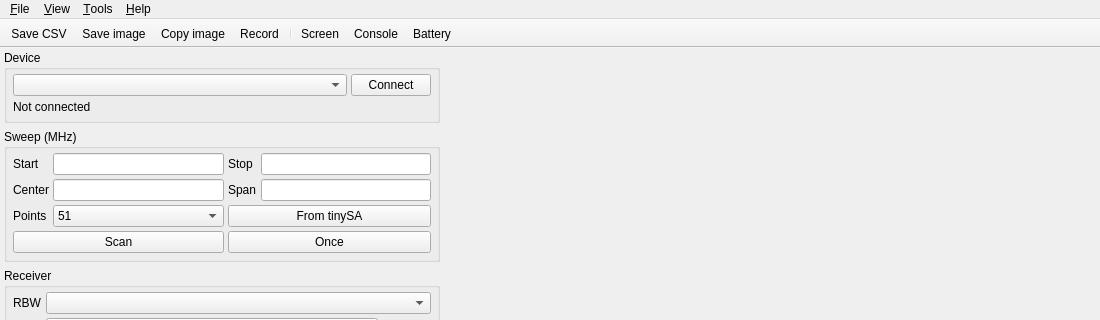
First picture: the form in src/ui/mainwindow.ui, repository erikkaashoek/tinySA-app, before the edit; both pictures show x 0 to 1100 and y 0 to 320 of the 1100 by 700 pixel window.
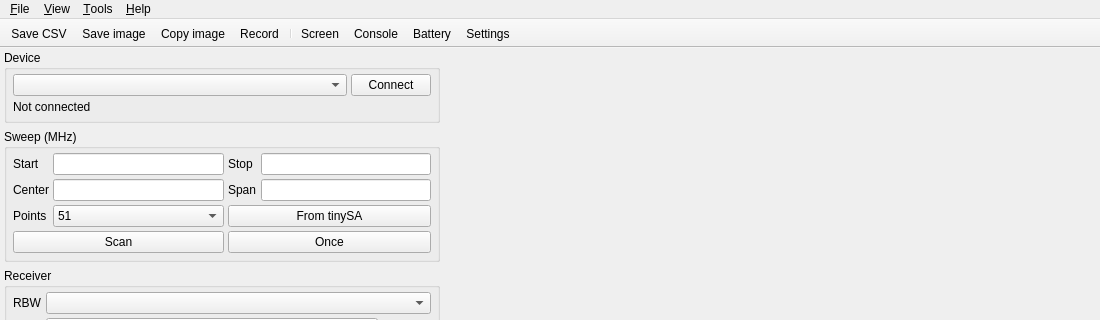
Second picture: the form after the edit. Custom widgets are drawn as their Qt base class.

Commit message: qt6 rewrite step 5c: settings dialog; least-squares peak interpolation

The edit to the form file:
```diff
--- a/src/ui/mainwindow.ui
+++ b/src/ui/mainwindow.ui
@@ -849,6 +849,7 @@
    <addaction name="actionScreen"/>
    <addaction name="actionConsole"/>
    <addaction name="actionBattery"/>
+   <addaction name="actionSettings"/>
   </widget>
   <widget class="QStatusBar" name="statusbar"/>
   <action name="actionSaveCsv">
@@ -908,6 +909,14 @@
     <string>Marker list</string>
    </property>
   </action>
+  <action name="actionSettings">
+   <property name="text">
+    <string>Settings...</string>
+   </property>
+   <property name="toolTip">
+    <string>tinySA configuration, colours, files</string>
+   </property>
+  </action>
   <action name="actionScreen">
    <property name="text">
     <string>Screen</string>
```
Left out of the diff: 2 changed lines with no effect on the pictures. The commit also changes 17 other files.
